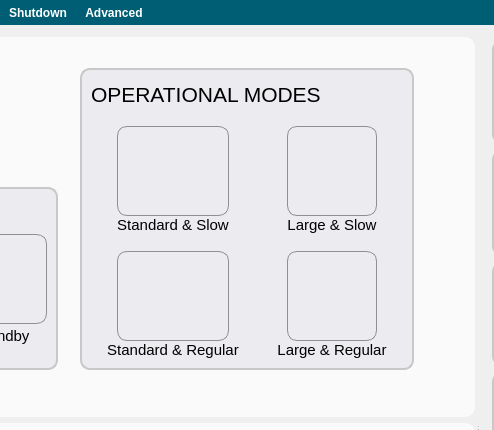
The window that apps/Biopen_wizard_6/Lab-on-a-tip.ui (bellonemauro/Labonatip2.0) describes before a commit, drawn with Qt 5; both pictures show x 505 to 999 and y 0 to 430 of the 1388 by 841 pixel window.
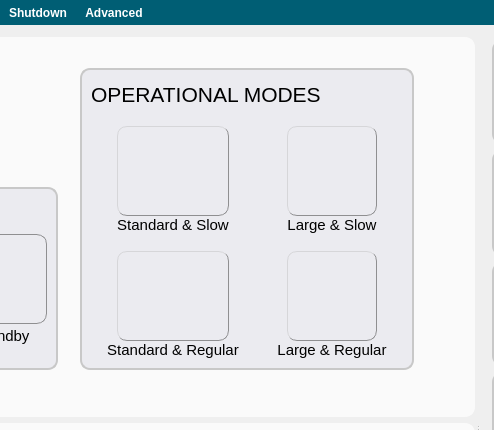
The same window after the commit. Icons and pictures are not drawn.

Diff of the .ui file:
```diff
--- a/apps/Biopen_wizard_6/Lab-on-a-tip.ui
+++ b/apps/Biopen_wizard_6/Lab-on-a-tip.ui
@@ -887,12 +887,20 @@
  QPushButton {
      border: 1px solid #8f8f91;
      border-radius: 10px;
+     border-style: outset;
      background-color: qlineargradient(x1: 0, y1: 0, x2: 0, y2: 1,
                                        stop: 0 #f6f7fa, stop: 1 #dadbde);
 
  }
 
 
+QPushButton:checked{ 
+          background-color: qlineargradient(x1: 0, y1: 0, x2: 0, y2: 1,
+                                       stop: 0 #D0D0DD, stop: 1 #f6f7fa);
+     border-style: inset;
+     border-radius: 10px; 
+}
+
 QPushButton:focus:pressed{
      background-color: qlineargradient(x1: 0, y1: 0, x2: 0, y2: 1,
                                        stop: 0 #F0F0FF, stop: 1 #f6f7fa);
@@ -959,6 +967,9 @@
                           <height>90</height>
                          </size>
                         </property>
+                        <property name="checkable">
+                         <bool>true</bool>
+                        </property>
                        </widget>
                       </item>
                       <item row="2" column="4">
@@ -987,6 +998,9 @@
                           <height>90</height>
                          </size>
                         </property>
+                        <property name="checkable">
+                         <bool>true</bool>
+                        </property>
                        </widget>
                       </item>
                       <item row="1" column="1">
@@ -1056,6 +1070,9 @@
                           <height>90</height>
                          </size>
                         </property>
+                        <property name="checkable">
+                         <bool>true</bool>
+                        </property>
                        </widget>
                       </item>
                       <item row="0" column="0" colspan="5">
@@ -1149,6 +1166,9 @@
                           <height>90</height>
                          </size>
                         </property>
+                        <property name="checkable">
+                         <bool>true</bool>
+                        </property>
                        </widget>
                       </item>
                       <item row="4" column="1">
```
